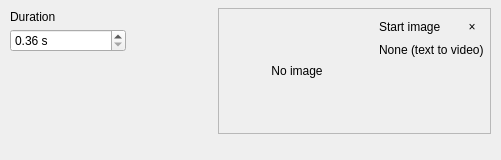
Above: src/dtflow/ui/forms/video_panel.ui from djebaz/dtflow before the change. Below: the same form after it.
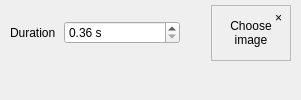
That is the form after the change.

Commit message: Align video duration and right-edge thumbnail in one compact row (#540)

```diff
--- a/src/dtflow/ui/forms/video_panel.ui
+++ b/src/dtflow/ui/forms/video_panel.ui
@@ -5,82 +5,78 @@
   <property name="role" stdset="0"><string>card</string></property>
   <layout class="QVBoxLayout" name="videoPanelLayout">
    <property name="leftMargin"><number>10</number></property>
-   <property name="topMargin"><number>8</number></property>
+   <property name="topMargin"><number>5</number></property>
    <property name="rightMargin"><number>10</number></property>
-   <property name="bottomMargin"><number>8</number></property>
+   <property name="bottomMargin"><number>5</number></property>
    <property name="spacing"><number>4</number></property>
    <item>
     <layout class="QHBoxLayout" name="videoControlsRow">
-     <property name="spacing"><number>12</number></property>
+     <property name="spacing"><number>8</number></property>
      <item>
-      <widget class="QWidget" name="videoDurationGroup">
-       <property name="minimumSize"><size><width>196</width><height>0</height></size></property>
-       <property name="maximumSize"><size><width>232</width><height>16777215</height></size></property>
-       <layout class="QVBoxLayout" name="videoDurationGroupLayout">
-        <property name="leftMargin"><number>0</number></property>
-        <property name="topMargin"><number>2</number></property>
-        <property name="rightMargin"><number>0</number></property>
-        <property name="bottomMargin"><number>0</number></property>
-        <property name="spacing"><number>5</number></property>
-        <item><widget class="QLabel" name="videoDurationTitle"><property name="text"><string>Duration</string></property><property name="textRole" stdset="0"><string>caption</string></property><property name="buddy"><cstring>videoDurationSpinBox</cstring></property></widget></item>
-        <item><widget class="QDoubleSpinBox" name="videoDurationSpinBox"><property name="accessibleName"><string>Clip duration in seconds</string></property><property name="toolTip"><string>How long the clip should be. The frame count follows from the model's playback rate and frame rule.</string></property><property name="minimumSize"><size><width>116</width><height>0</height></size></property><property name="maximumSize"><size><width>116</width><height>16777215</height></size></property><property name="suffix"><string> s</string></property><property name="decimals"><number>2</number></property><property name="singleStep"><double>0.5</double></property><property name="minimum"><double>0.36</double></property><property name="maximum"><double>60.0</double></property></widget></item>
-        <item><widget class="QLabel" name="videoDurationLabel"><property name="accessibleName"><string>Effective clip length</string></property><property name="role" stdset="0"><string>secondary</string></property><property name="text"><string /></property><property name="wordWrap"><bool>true</bool></property></widget></item>
-        <item><spacer name="videoDurationFill"><property name="orientation"><enum>Qt::Vertical</enum></property><property name="sizeHint" stdset="0"><size><width>1</width><height>1</height></size></property></spacer></item>
-       </layout>
+      <widget class="QLabel" name="videoDurationTitle">
+       <property name="text"><string>Duration</string></property>
+       <property name="textRole" stdset="0"><string>caption</string></property>
+       <property name="buddy"><cstring>videoDurationSpinBox</cstring></property>
       </widget>
      </item>
+     <item>
+      <widget class="QDoubleSpinBox" name="videoDurationSpinBox">
+       <property name="accessibleName"><string>Clip duration in seconds</string></property>
+       <property name="toolTip"><string>The clip's requested length; frames follow from the model's playback rate and frame rule.</string></property>
+       <property name="minimumSize"><size><width>116</width><height>0</height></size></property>
+       <property name="maximumSize"><size><width>116</width><height>16777215</height></size></property>
+       <property name="suffix"><string> s</string></property>
+       <property name="decimals"><number>2</number></property>
+       <property name="singleStep"><double>0.5</double></property>
+       <property name="minimum"><double>0.36</double></property>
+       <property name="maximum"><double>60.0</double></property>
+      </widget>
+     </item>
+     <item>
+      <widget class="QLabel" name="videoDurationLabel">
+       <property name="accessibleName"><string>Effective clip length</string></property>
+       <property name="role" stdset="0"><string>secondary</string></property>
+       <property name="text"><string /></property>
+      </widget>
+     </item>
+     <item>
+      <spacer name="videoControlsFill">
+       <property name="orientation"><enum>Qt::Horizontal</enum></property>
+       <property name="sizeHint" stdset="0"><size><width>8</width><height>1</height></size></property>
+      </spacer>
+     </item>
      <item>
       <widget class="QFrame" name="videoStartCard">
        <property name="frameShape"><enum>QFrame::StyledPanel</enum></property>
-       <property name="sizePolicy"><sizepolicy hsizetype="Expanding" vsizetype="Preferred"><horstretch>1</horstretch><verstretch>0</verstretch></sizepolicy></property>
-       <layout class="QHBoxLayout" name="videoStartCardLayout">
-        <property name="leftMargin"><number>6</number></property>
-        <property name="topMargin"><number>6</number></property>
-        <property name="rightMargin"><number>6</number></property>
-        <property name="bottomMargin"><number>6</number></property>
-        <property name="spacing"><number>10</number></property>
-        <item>
-         <widget class="QLabel" name="videoStartThumb">
-          <property name="accessibleName"><string>Start image preview</string></property>
-          <property name="sizePolicy"><sizepolicy hsizetype="Expanding" vsizetype="Fixed"><horstretch>1</horstretch><verstretch>0</verstretch></sizepolicy></property>
-          <property name="minimumSize"><size><width>144</width><height>112</height></size></property>
-          <property name="maximumSize"><size><width>360</width><height>112</height></size></property>
-          <property name="alignment"><set>Qt::AlignCenter</set></property>
-          <property name="role" stdset="0"><string>secondary</string></property>
-          <property name="text"><string>No image</string></property>
-         </widget>
-        </item>
-        <item>
-         <layout class="QVBoxLayout" name="videoStartTextLayout">
-          <property name="spacing"><number>4</number></property>
-          <item>
-           <layout class="QHBoxLayout" name="videoStartHeader">
-            <property name="spacing"><number>4</number></property>
-            <item><widget class="QLabel" name="videoStartTitle"><property name="text"><string>Start image</string></property><property name="textRole" stdset="0"><string>caption</string></property></widget></item>
-            <item><spacer name="videoStartHeaderFill"><property name="orientation"><enum>Qt::Horizontal</enum></property><property name="sizeHint" stdset="0"><size><width>1</width><height>1</height></size></property></spacer></item>
-            <item>
-             <widget class="QToolButton" name="videoClearStartButton">
-              <property name="text"><string>×</string></property>
-              <property name="toolTip"><string>Clear start image</string></property>
-              <property name="accessibleName"><string>Clear start image</string></property>
-              <property name="autoRaise"><bool>true</bool></property>
-              <property name="minimumSize"><size><width>24</width><height>24</height></size></property>
-              <property name="maximumSize"><size><width>24</width><height>24</height></size></property>
-             </widget>
-            </item>
-           </layout>
-          </item>
-          <item><widget class="QLabel" name="videoStartLabel"><property name="text"><string>None (text to video)</string></property><property name="role" stdset="0"><string>secondary</string></property><property name="wordWrap"><bool>true</bool></property></widget></item>
-          <item><widget class="QLabel" name="videoStartNote"><property name="text"><string /></property><property name="wordWrap"><bool>true</bool></property><property name="role" stdset="0"><string>secondary</string></property></widget></item>
-          <item><spacer name="videoStartTextFill"><property name="orientation"><enum>Qt::Vertical</enum></property><property name="sizeHint" stdset="0"><size><width>1</width><height>1</height></size></property></spacer></item>
-         </layout>
-        </item>
-       </layout>
+       <property name="minimumSize"><size><width>80</width><height>56</height></size></property>
+       <property name="maximumSize"><size><width>80</width><height>56</height></size></property>
+       <property name="accessibleName"><string>Choose or replace start image</string></property>
+       <widget class="QLabel" name="videoStartThumb">
+        <property name="geometry"><rect><x>2</x><y>2</y><width>76</width><height>52</height></rect></property>
+        <property name="accessibleName"><string>Start image thumbnail; hover to preview crop, click to choose</string></property>
+        <property name="alignment"><set>Qt::AlignCenter</set></property>
+        <property name="role" stdset="0"><string>secondary</string></property>
+        <property name="text"><string>Choose image</string></property>
+        <property name="wordWrap"><bool>true</bool></property>
+       </widget>
+       <widget class="QToolButton" name="videoClearStartButton">
+        <property name="geometry"><rect><x>57</x><y>2</y><width>21</width><height>21</height></rect></property>
+        <property name="text"><string>×</string></property>
+        <property name="toolTip"><string>Clear start image</string></property>
+        <property name="accessibleName"><string>Clear start image</string></property>
+        <property name="autoRaise"><bool>true</bool></property>
+       </widget>
       </widget>
      </item>
     </layout>
    </item>
-   <item><widget class="QLabel" name="videoProblemLabel"><property name="text"><string /></property><property name="wordWrap"><bool>true</bool></property><property name="state" stdset="0"><string>warning</string></property></widget></item>
+   <item>
+    <widget class="QLabel" name="videoProblemLabel">
+     <property name="text"><string /></property>
+     <property name="wordWrap"><bool>true</bool></property>
+     <property name="state" stdset="0"><string>warning</string></property>
+    </widget>
+   </item>
   </layout>
  </widget>
  <resources/>
```
